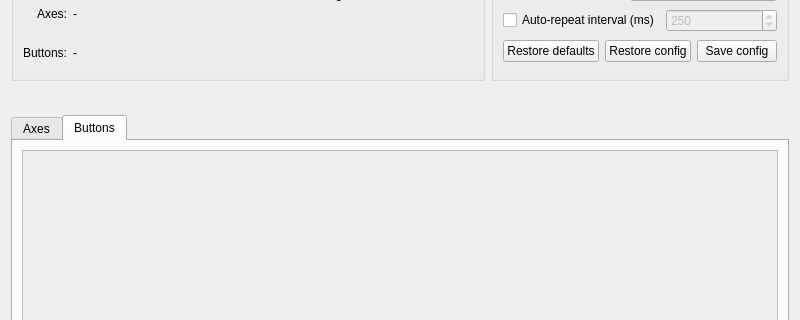
Qt form ui/spnavcfg.ui (FreeSpacenav/spnavcfg) before a commit; both pictures show x 0 to 800 and y 121 to 441 of the 800 by 667 pixel window.
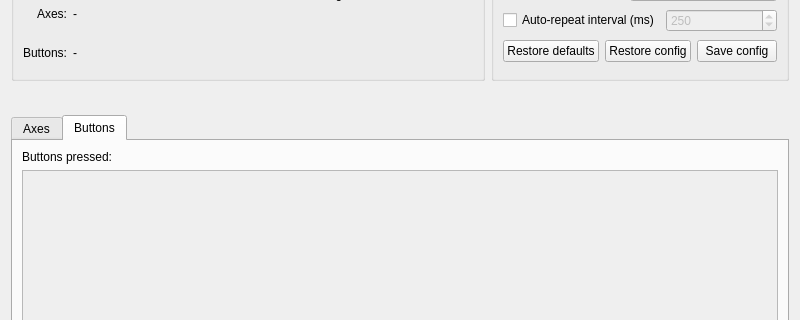
The same form after that commit. The open tabs and pages were chosen to show the change.

Commit message: give feedback on which buttons are held down at the top of the button remapping tab

```diff
--- a/ui/spnavcfg.ui
+++ b/ui/spnavcfg.ui
@@ -914,6 +914,13 @@
        <string>Buttons</string>
       </attribute>
       <layout class="QVBoxLayout" name="verticalLayout_4">
+       <item>
+        <widget class="QLabel" name="lb_bnstate">
+         <property name="text">
+          <string>Buttons pressed:</string>
+         </property>
+        </widget>
+       </item>
        <item>
         <widget class="QScrollArea" name="scroll_area_buttons">
          <property name="widgetResizable">
@@ -925,7 +932,7 @@
             <x>0</x>
             <y>0</y>
             <width>758</width>
-            <height>378</height>
+            <height>355</height>
            </rect>
           </property>
          </widget>
```
The commit also changes 1 other file.
